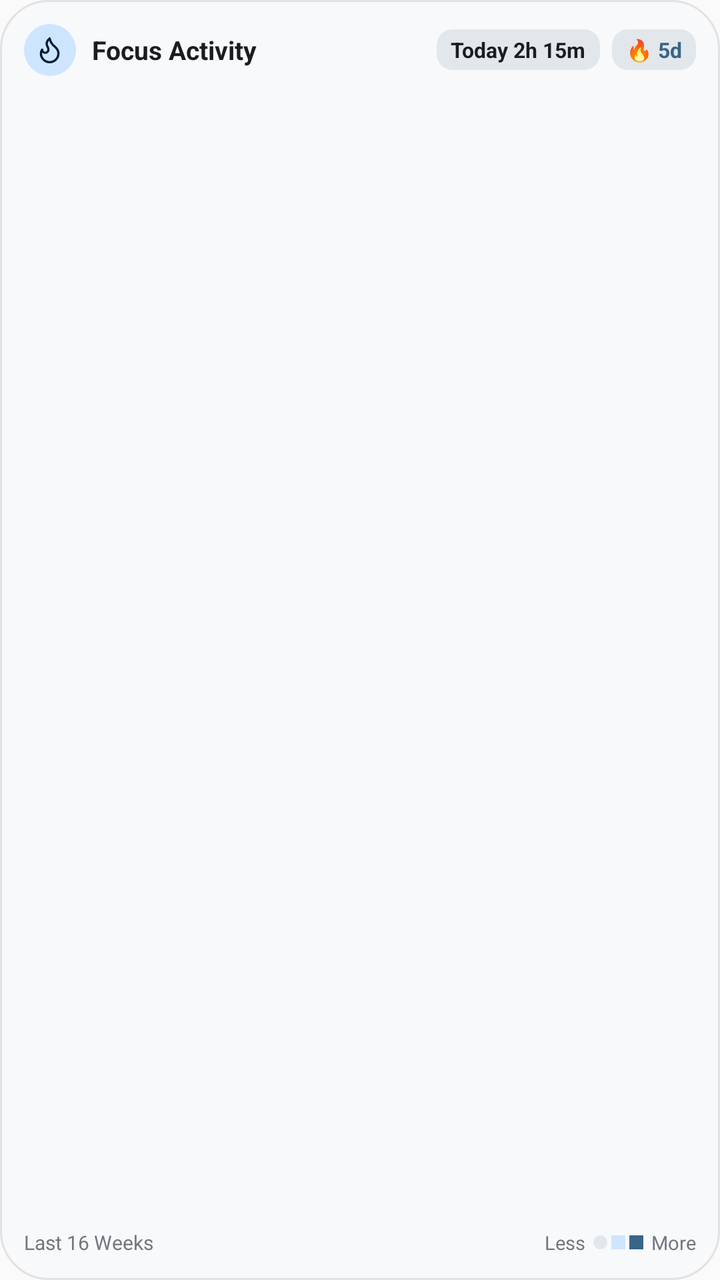
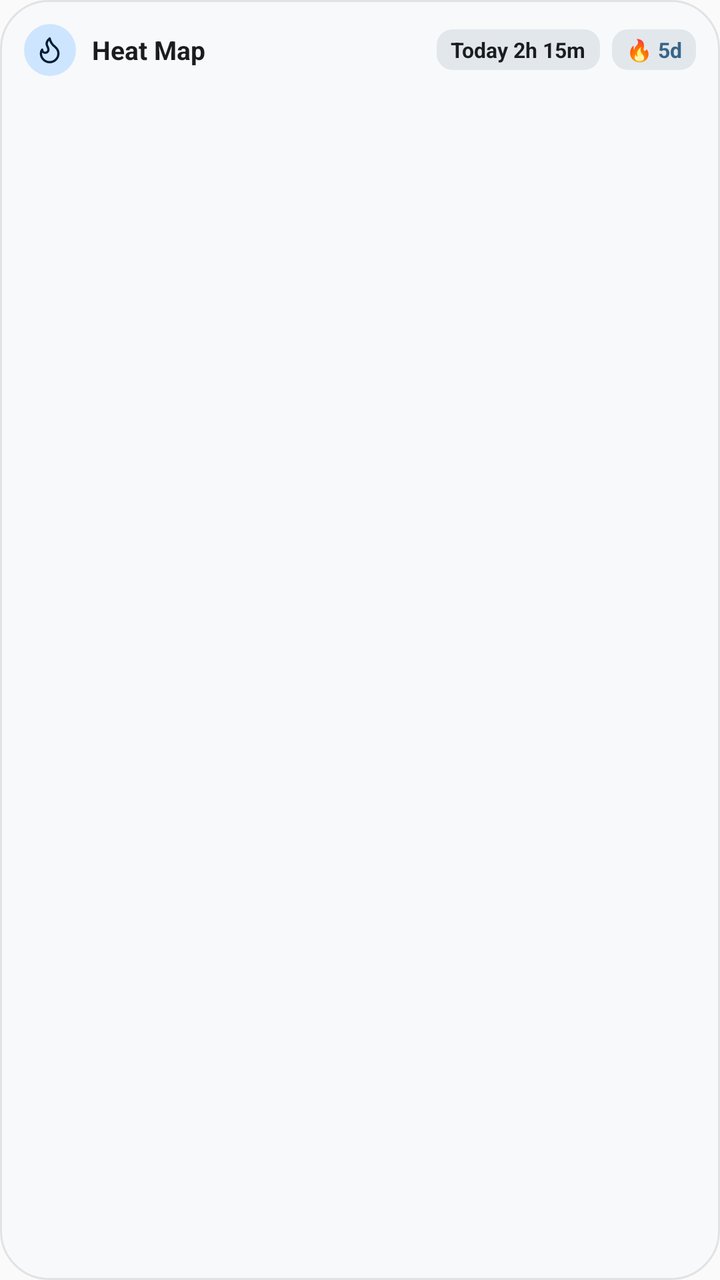

Two renders of the same Android screen: before a commit and after it. Below are the layout's source before the change and the commit's diff.
<!-- AndroidManifest.xml: application theme Theme.Kimon -->
<!-- res/layout/widget_focus_heatmap.xml -->
<?xml version="1.0" encoding="utf-8"?>
<RelativeLayout xmlns:android="http://schemas.android.com/apk/res/android"
    android:id="@+id/widget_root"
    android:layout_width="match_parent"
    android:layout_height="match_parent"
    android:background="@drawable/widget_background"
    android:padding="12dp">

    
    <LinearLayout
        android:id="@+id/widget_header"
        android:layout_width="match_parent"
        android:layout_height="wrap_content"
        android:layout_alignParentTop="true"
        android:gravity="center_vertical"
        android:orientation="horizontal">

        <FrameLayout
            android:layout_width="26dp"
            android:layout_height="26dp"
            android:background="@drawable/widget_icon_badge">

            <ImageView
                android:id="@+id/widget_icon"
                android:layout_width="15dp"
                android:layout_height="15dp"
                android:layout_gravity="center"
                android:src="@drawable/ic_streak"
                android:tint="@color/widget_accent_on_container" />
        </FrameLayout>

        <TextView
            android:id="@+id/widget_title"
            android:layout_width="0dp"
            android:layout_height="wrap_content"
            android:layout_marginStart="8dp"
            android:layout_weight="1"
            android:text="Focus Activity"
            android:textColor="@color/widget_text_primary"
            android:textSize="13sp"
            android:textStyle="bold" />

        <TextView
            android:id="@+id/widget_today_badge"
            android:layout_width="wrap_content"
            android:layout_height="wrap_content"
            android:background="@drawable/widget_score_badge"
            android:paddingHorizontal="7dp"
            android:paddingVertical="3dp"
            android:text="Today 2h 15m"
            android:textColor="@color/widget_text_primary"
            android:textSize="10.5sp"
            android:textStyle="bold" />

        <TextView
            android:id="@+id/widget_streak_badge"
            android:layout_width="wrap_content"
            android:layout_height="wrap_content"
            android:layout_marginStart="6dp"
            android:background="@drawable/widget_score_badge"
            android:paddingHorizontal="7dp"
            android:paddingVertical="3dp"
            android:text="🔥 5d"
            android:textColor="@color/widget_accent_primary"
            android:textSize="10.5sp"
            android:textStyle="bold" />
    </LinearLayout>

    
    <LinearLayout
        android:id="@+id/widget_footer"
        android:layout_width="match_parent"
        android:layout_height="wrap_content"
        android:layout_alignParentBottom="true"
        android:layout_marginTop="4dp"
        android:gravity="center_vertical"
        android:orientation="horizontal">

        <TextView
            android:id="@+id/widget_month_range"
            android:layout_width="0dp"
            android:layout_height="wrap_content"
            android:layout_weight="1"
            android:text="Last 16 Weeks"
            android:textColor="@color/widget_text_secondary"
            android:textSize="10sp" />

        <LinearLayout
            android:layout_width="wrap_content"
            android:layout_height="wrap_content"
            android:gravity="center_vertical"
            android:orientation="horizontal">

            <TextView
                android:layout_width="wrap_content"
                android:layout_height="wrap_content"
                android:text="Less"
                android:textColor="@color/widget_text_secondary"
                android:textSize="9.5sp" />

            <ImageView
                android:layout_width="7dp"
                android:layout_height="7dp"
                android:layout_marginStart="4dp"
                android:background="@drawable/widget_score_badge" />

            <ImageView
                android:layout_width="7dp"
                android:layout_height="7dp"
                android:layout_marginStart="2dp"
                android:background="@color/widget_accent_container" />

            <ImageView
                android:layout_width="7dp"
                android:layout_height="7dp"
                android:layout_marginStart="2dp"
                android:background="@color/widget_accent_primary" />

            <TextView
                android:layout_width="wrap_content"
                android:layout_height="wrap_content"
                android:layout_marginStart="4dp"
                android:text="More"
                android:textColor="@color/widget_text_secondary"
                android:textSize="9.5sp" />
        </LinearLayout>
    </LinearLayout>

    
    <ImageView
        android:id="@+id/widget_heatmap_image"
        android:layout_width="match_parent"
        android:layout_height="match_parent"
        android:layout_above="@id/widget_footer"
        android:layout_below="@id/widget_header"
        android:layout_marginTop="6dp"
        android:layout_marginBottom="4dp"
        android:scaleType="fitCenter" />

</RelativeLayout>
<!-- resources referenced by this layout -->
<resources>
  <color name="widget_accent_container">#FFCEE5FF</color>
  <color name="widget_accent_on_container">#FF001D32</color>
  <color name="widget_accent_primary">#FF386588</color>
  <color name="widget_text_primary">#FF1A1C1E</color>
  <color name="widget_text_secondary">#FF72777F</color>
  <!-- drawable ic_streak (drawable) -->
  <vector xmlns:android="http://schemas.android.com/apk/res/android"
      android:width="24dp"
      android:height="24dp"
      android:viewportWidth="24"
      android:viewportHeight="24">
      <path
          android:pathData="M8.5,14.5A2.5,2.5 0,0 0,11 12c0,-1.38 -0.5,-2 -1,-3 -1.072,-2.143 -0.224,-4.054 2,-6 0.5,2.5 2,4.9 4,6.5 2,1.6 3,3.5 3,5.5a7,7 0,1 1,-14 0c0,-1.153 0.433,-2.294 1,-3a2.5,2.5 0,0 0,2.5 2.5z"
          android:strokeColor="#FFFFFFFF"
          android:strokeWidth="1.8"
          android:strokeLineCap="round"
          android:strokeLineJoin="round" />
  </vector>
  <!-- drawable widget_background (drawable) -->
  <?xml version="1.0" encoding="utf-8"?>
  <shape xmlns:android="http://schemas.android.com/apk/res/android"
      android:shape="rectangle">
      <solid android:color="@color/widget_background" />
      <corners android:radius="24dp" />
      <stroke
          android:width="1dp"
          android:color="@color/widget_border" />
  </shape>
  <!-- drawable widget_icon_badge (drawable) -->
  <?xml version="1.0" encoding="utf-8"?>
  <shape xmlns:android="http://schemas.android.com/apk/res/android"
      android:shape="oval">
      <solid android:color="@color/widget_accent_container" />
  </shape>
  <!-- drawable widget_score_badge (drawable) -->
  <?xml version="1.0" encoding="utf-8"?>
  <shape xmlns:android="http://schemas.android.com/apk/res/android"
      android:shape="rectangle">
      <solid android:color="@color/widget_surface_container_highest" />
      <corners android:radius="8dp" />
  </shape>
  <style name="Theme.Kimon" parent="android:Theme.Material.Light.NoActionBar" />
  <color name="widget_background">#FFF8F9FB</color>
  <color name="widget_border">#18000000</color>
  <color name="widget_surface_container_highest">#FFE2E7EC</color>
</resources>

<!-- the commit's change to res/layout/widget_focus_heatmap.xml (unified diff, before → after) -->
@@ -35,7 +35,7 @@
             android:layout_height="wrap_content"
             android:layout_marginStart="8dp"
             android:layout_weight="1"
-            android:text="Focus Activity"
+            android:text="Heat Map"
             android:textColor="@color/widget_text_primary"
             android:textSize="13sp"
             android:textStyle="bold" />
@@ -67,74 +67,12 @@
     </LinearLayout>
 
     
-    <LinearLayout
-        android:id="@+id/widget_footer"
-        android:layout_width="match_parent"
-        android:layout_height="wrap_content"
-        android:layout_alignParentBottom="true"
-        android:layout_marginTop="4dp"
-        android:gravity="center_vertical"
-        android:orientation="horizontal">
-
-        <TextView
-            android:id="@+id/widget_month_range"
-            android:layout_width="0dp"
-            android:layout_height="wrap_content"
-            android:layout_weight="1"
-            android:text="Last 16 Weeks"
-            android:textColor="@color/widget_text_secondary"
-            android:textSize="10sp" />
-
-        <LinearLayout
-            android:layout_width="wrap_content"
-            android:layout_height="wrap_content"
-            android:gravity="center_vertical"
-            android:orientation="horizontal">
-
-            <TextView
-                android:layout_width="wrap_content"
-                android:layout_height="wrap_content"
-                android:text="Less"
-                android:textColor="@color/widget_text_secondary"
-                android:textSize="9.5sp" />
-
-            <ImageView
-                android:layout_width="7dp"
-                android:layout_height="7dp"
-                android:layout_marginStart="4dp"
-                android:background="@drawable/widget_score_badge" />
-
-            <ImageView
-                android:layout_width="7dp"
-                android:layout_height="7dp"
-                android:layout_marginStart="2dp"
-                android:background="@color/widget_accent_container" />
-
-            <ImageView
-                android:layout_width="7dp"
-                android:layout_height="7dp"
-                android:layout_marginStart="2dp"
-                android:background="@color/widget_accent_primary" />
-
-            <TextView
-                android:layout_width="wrap_content"
-                android:layout_height="wrap_content"
-                android:layout_marginStart="4dp"
-                android:text="More"
-                android:textColor="@color/widget_text_secondary"
-                android:textSize="9.5sp" />
-        </LinearLayout>
-    </LinearLayout>
-
-    
     <ImageView
         android:id="@+id/widget_heatmap_image"
         android:layout_width="match_parent"
         android:layout_height="match_parent"
-        android:layout_above="@id/widget_footer"
         android:layout_below="@id/widget_header"
         android:layout_marginTop="6dp"
-        android:layout_marginBottom="4dp"
         android:scaleType="fitCenter" />
 
 </RelativeLayout>
<!-- resource entries referenced after the edit -->
@@ -4,7 +4,6 @@
   <color name="widget_accent_on_container">#FF001D32</color>
   <color name="widget_accent_primary">#FF386588</color>
   <color name="widget_text_primary">#FF1A1C1E</color>
-  <color name="widget_text_secondary">#FF72777F</color>
   <!-- drawable ic_streak (drawable) -->
   <vector xmlns:android="http://schemas.android.com/apk/res/android"
       android:width="24dp"
